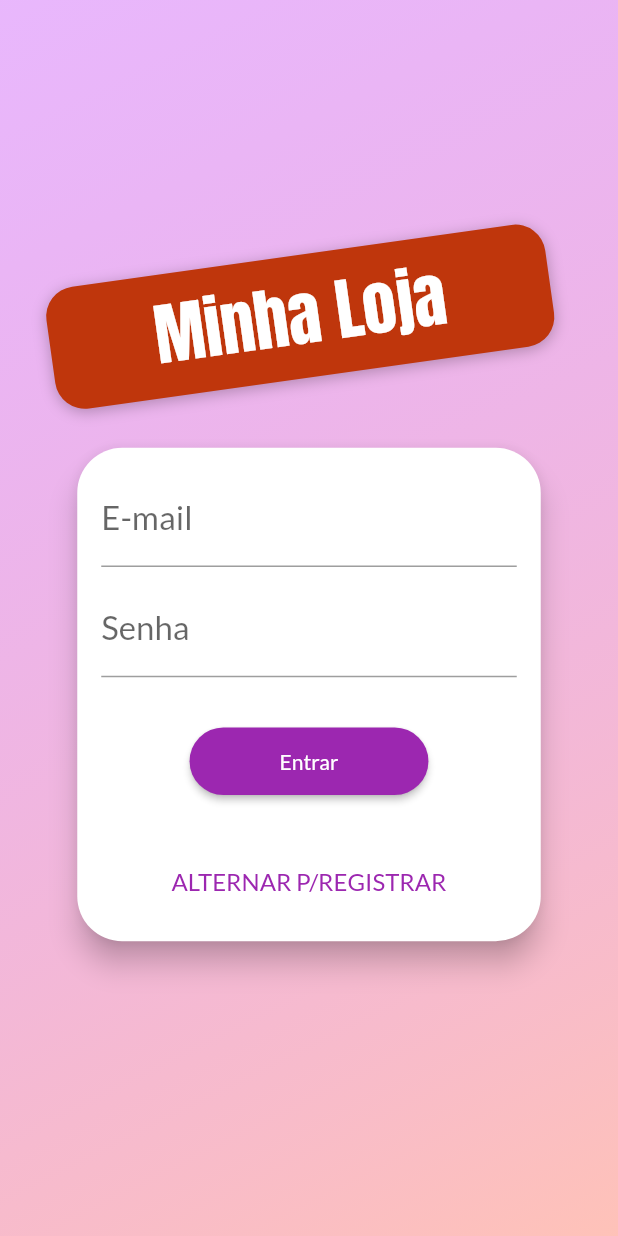
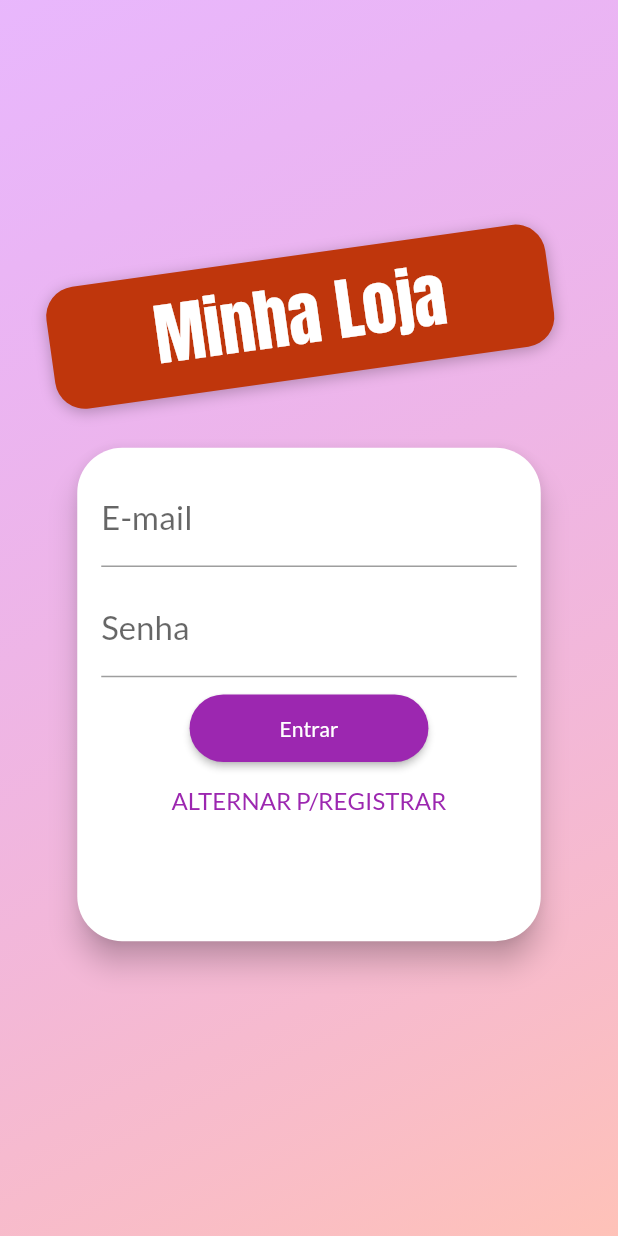
Before and after one commit to eliezerantonio/shop_with_provider, a Flutter app: the screen it shows after launch, on a phone screen of 412 x 824 dp. Run offline on Flutter 3.47's test engine with Material 2 defaults, Android fonts, the phone set to English and light mode, and no system bars; our stand-ins replace bottom_navy_bar, shared_preferences.

Commit message:
transaction widget

```diff
--- a/lib/components/auth_card.dart
+++ b/lib/components/auth_card.dart
@@ -20,19 +20,22 @@ class _AuthCardState extends State<AuthCard>
   final _passwordControler = TextEditingController();
   AnimationController _controller;
 
-  Animation<Size> _heightAnimation;
+  Animation<Offset> _slideAnimation;
+  Animation<double> _opacityAnimation;
 
   @override
   void initState() {
     super.initState();
     _controller =
         AnimationController(vsync: this, duration: Duration(milliseconds: 300));
-    _heightAnimation = Tween<Size>(
-            begin: Size(double.infinity, 329), end: Size(double.infinity, 400))
+    _slideAnimation = Tween<Offset>(begin: Offset(0, -1.5), end: Offset(0, 0))
         .animate(
             CurvedAnimation(parent: _controller, curve: Curves.fastOutSlowIn));
 
-    // _heightAnimation.addListener(() => setState(() {}));
+    // _slideAnimation.addListener(() => setState(() {}));
+
+    _opacityAnimation = Tween(begin: 0.0, end: 1.0)
+        .animate(CurvedAnimation(parent: _controller, curve: Curves.easeIn));
   }
 
   Map<String, String> _authData = {'email': '', 'password': ''};
@@ -112,16 +115,18 @@ class _AuthCardState extends State<AuthCard>
           borderRadius: BorderRadius.circular(30),
         ),
         child: AnimatedBuilder(
-        animation: _heightAnimation,
-        builder: (context, ch)=> Container(
+          animation: _slideAnimation,
+          builder: (context, ch) => Container(
             width: deviceSize.width * 0.75,
             padding: EdgeInsets.all(16),
-          //  height: _authMode == AuthMode.Login ? 329 : 400,
-          height: _heightAnimation.value.height,
-          constraints: BoxConstraints(minHeight: _heightAnimation.value.height),
+            height: _authMode == AuthMode.Singup ?  400: 329  ,
+            // height: _slideAnimation.value.height,
+            constraints: BoxConstraints(
+              minHeight: _authMode == AuthMode.Singup ? 400: 329,
+            ),
             child: ch,
           ),
-        child:  Form(
+          child: Form(
             key: _formKey,
             child: Column(
               children: [
@@ -158,8 +163,17 @@ class _AuthCardState extends State<AuthCard>
                   },
                   onSaved: (value) => _authData["password"] = value,
                 ),
-                if (_authMode == AuthMode.Singup)
-                  TextFormField(
+                AnimatedContainer(
+                  curve: Curves.easeIn,
+                  constraints: BoxConstraints(
+                      minHeight: _authMode == AuthMode.Singup ? 60 : 0,
+                      maxHeight: _authMode == AuthMode.Singup ? 120 : 0),
+                  duration: Duration(microseconds: 300),
+                  child: FadeTransition(
+                    opacity: _opacityAnimation,
+                    child: SlideTransition(
+                      position: _slideAnimation,
+                      child: TextFormField(
                         obscureText: true,
                         decoration: InputDecoration(
                           labelText: "Confirmar senha",
@@ -175,7 +189,12 @@ class _AuthCardState extends State<AuthCard>
                               }
                             : null,
                       ),
-                Spacer(),
+                    ),
+                  ),
+                ),
+                SizedBox(
+                  height: 10,
+                ),
                 if (_isLoading)
                   CircularProgressIndicator()
                 else
@@ -189,7 +208,6 @@ class _AuthCardState extends State<AuthCard>
                         _authMode == AuthMode.Login ? "Entrar" : "Registrar"),
                     onPressed: _submit,
                   ),
-                Spacer(),
                 FlatButton(
                   onPressed: _switchAuthMode,
                   child: Text(
@@ -202,9 +220,6 @@ class _AuthCardState extends State<AuthCard>
               ],
             ),
           ),
-
-        )
-      );
-
+        ));
   }
 }
```
Lines whose indentation alone changed are shown as unchanged.
